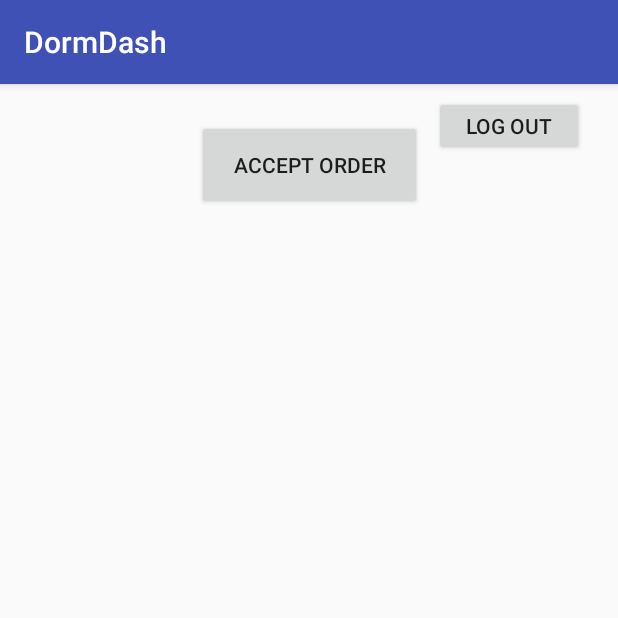
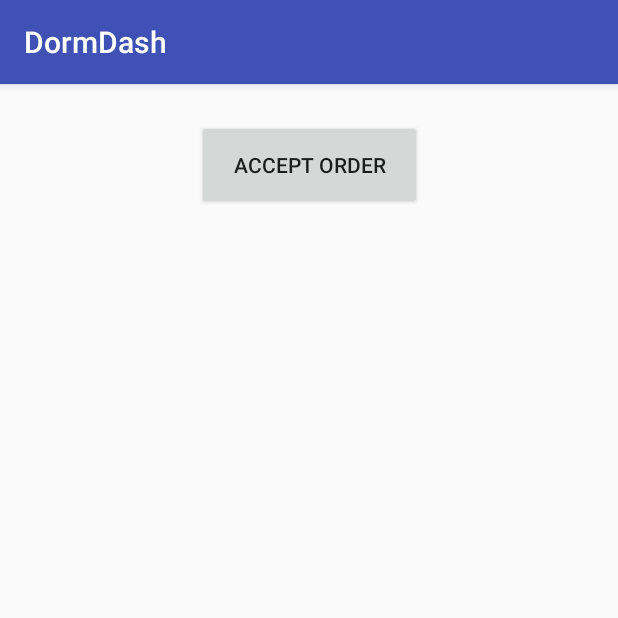
Before and after one commit to figueroaluis/DormDash, an Android app: the fragment FragmentAcceptOrders shown on its own in the app's theme, on a phone screen of 412 x 824 dp, the top half of it. Run offline under Robolectric (Android 15) with nearby library versions, the phone set to English and light mode, and no system bars; libraries missing offline, so code that uses them is left out: com.loopj.android, cz.msebera.android.

Commit message:
fixed order screen bug, ready to put cookie string

```diff
--- a/app/src/main/java/com/figueroaluis/dormdash/FragmentAcceptOrders.java
+++ b/app/src/main/java/com/figueroaluis/dormdash/FragmentAcceptOrders.java
@@ -11,17 +11,63 @@ import android.widget.Button;
 import android.widget.EditText;
 import android.widget.Toast;
 
+import com.loopj.android.http.AsyncHttpClient;
+import com.loopj.android.http.AsyncHttpResponseHandler;
+import com.loopj.android.http.PersistentCookieStore;
+import com.loopj.android.http.RequestParams;
+
+import java.util.List;
+
+import cz.msebera.android.httpclient.Header;
+
 public class FragmentAcceptOrders extends Fragment implements View.OnClickListener  {
+    private AsyncHttpClient client;
 
 
     Button acceptButton;
+    String token = null;
 
 
     @Override
     public void onClick(View view) {
         if(view.getId() == R.id.button_accept){
 
-            Toast.makeText(view.getContext(), "Order Accepted", Toast.LENGTH_SHORT).show();
+            /** CORRECT **/
+            client = new AsyncHttpClient();
+            PersistentCookieStore cookieStore = new PersistentCookieStore(getActivity());
+            List cookies = cookieStore.getCookies();
+            System.out.println("COOKIE SHIT" + cookies.get(0));
+            String str = cookies.get(0).toString();
+            System.out.println(str);
+
+            RequestParams params = new RequestParams();
+            params.put("username", "Sam");
+//            params.put("foodOrder", orderText.getText().toString());
+//            params.put("orderPickupLocation", pickUpLocationText.getText().toString());
+
+            client.post("http://10.0.2.2:80/order", params, new AsyncHttpResponseHandler() {
+                @Override
+                public void onStart() {
+                    // called before request is started
+                    System.out.println("STARTED order onStart");
+
+                }
+                @Override
+                public void onSuccess(int statusCode, Header[] headers, byte[] responseBody) {
+
+                    System.out.println("ONSUCCESS orders accepting");
+                    String s = new String(responseBody);
+                    System.out.println(s);
+                }
+
+                @Override
+                public void onFailure(int statusCode, Header[] headers, byte[] responseBody, Throwable error) {
+
+                    System.out.println("Accept orders failure");
+
+                }
+            });
+
         }
     }
 
--- a/app/src/main/java/com/figueroaluis/dormdash/FragmentHome.java
+++ b/app/src/main/java/com/figueroaluis/dormdash/FragmentHome.java
@@ -92,11 +92,11 @@ public class FragmentHome extends Fragment implements View.OnClickListener {
     public View onCreateView(@NonNull LayoutInflater inflater, @Nullable ViewGroup container, @Nullable Bundle savedInstanceState) {
         client = new AsyncHttpClient();
 
-        /**EXAMPLE
+
 //        PersistentCookieStore cookieStore = new PersistentCookieStore(getActivity());
 //        List cookies = cookieStore.getCookies();
 //        System.out.println("COOKIE SHIT" + cookies.get(0));
-         **/
+
 
 
 
--- a/app/src/main/res/layout/fragment_accept_orders.xml
+++ b/app/src/main/res/layout/fragment_accept_orders.xml
@@ -28,15 +28,5 @@
         app:layout_constraintTop_toBottomOf="@+id/button_accept"
         tools:layout_editor_absoluteX="8dp" />
 
-    <Button
-        android:id="@+id/button_logout"
-        android:layout_width="100dp"
-        android:layout_height="40dp"
-        android:layout_marginStart="8dp"
-        android:layout_marginTop="8dp"
-        android:text="Log Out"
-        app:layout_constraintStart_toEndOf="@+id/button_accept"
-        app:layout_constraintTop_toTopOf="parent" />
-
 
 </android.support.constraint.ConstraintLayout>
```
Also changed, not shown: app/src/main/java/com/figueroaluis/dormdash/FragmentOrder.java (+21 -9 lines), 1 other file.
